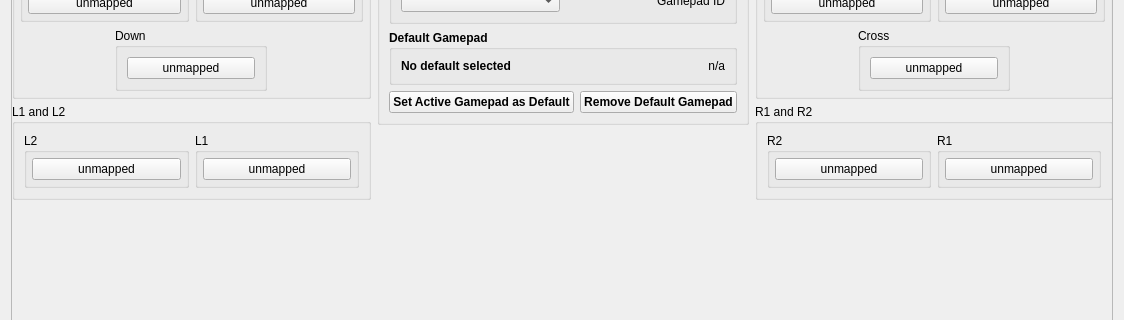
shadps4-emu/shadPS4, file src/qt_gui/control_settings.ui: the form before one commit; both pictures show x 0 to 1124 and y 139 to 459 of the 1124 by 847 pixel window.
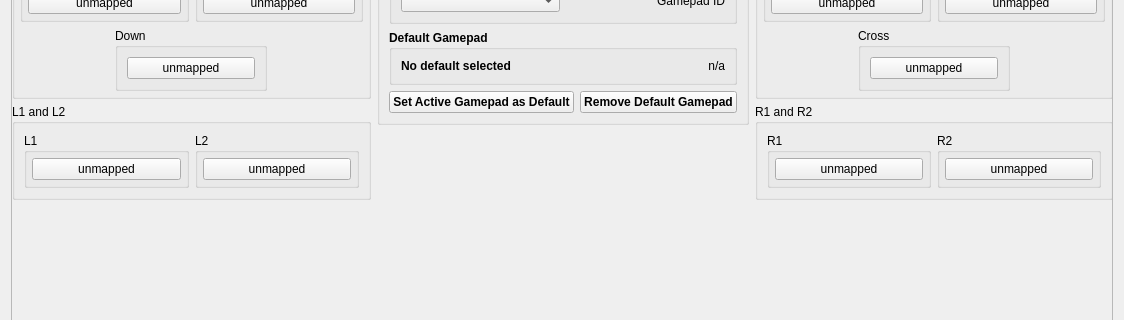
The form after the commit. Icons and pictures are not drawn.

Commit message: fix crash and ingame controller check

What changed in the file:
```diff
--- a/src/qt_gui/control_settings.ui
+++ b/src/qt_gui/control_settings.ui
@@ -252,34 +252,6 @@
              <string>L1 and L2</string>
             </property>
             <layout class="QHBoxLayout" name="horizontalLayout_13">
-             <item>
-              <widget class="QGroupBox" name="gb_l2">
-               <property name="title">
-                <string>L2</string>
-               </property>
-               <layout class="QVBoxLayout" name="gb_l2_layout">
-                <property name="leftMargin">
-                 <number>5</number>
-                </property>
-                <property name="topMargin">
-                 <number>5</number>
-                </property>
-                <property name="rightMargin">
-                 <number>5</number>
-                </property>
-                <property name="bottomMargin">
-                 <number>5</number>
-                </property>
-                <item>
-                 <widget class="QPushButton" name="L2Button">
-                  <property name="text">
-                   <string>unmapped</string>
-                  </property>
-                 </widget>
-                </item>
-               </layout>
-              </widget>
-             </item>
              <item>
               <widget class="QGroupBox" name="gb_l1">
                <property name="sizePolicy">
@@ -314,6 +286,34 @@
                </layout>
               </widget>
              </item>
+             <item>
+              <widget class="QGroupBox" name="gb_l2">
+               <property name="title">
+                <string>L2</string>
+               </property>
+               <layout class="QVBoxLayout" name="gb_l2_layout">
+                <property name="leftMargin">
+                 <number>5</number>
+                </property>
+                <property name="topMargin">
+                 <number>5</number>
+                </property>
+                <property name="rightMargin">
+                 <number>5</number>
+                </property>
+                <property name="bottomMargin">
+                 <number>5</number>
+                </property>
+                <item>
+                 <widget class="QPushButton" name="L2Button">
+                  <property name="text">
+                   <string>unmapped</string>
+                  </property>
+                 </widget>
+                </item>
+               </layout>
+              </widget>
+             </item>
             </layout>
            </widget>
           </item>
@@ -1342,34 +1342,6 @@
              <string>R1 and R2</string>
             </property>
             <layout class="QHBoxLayout" name="horizontalLayout_14">
-             <item>
-              <widget class="QGroupBox" name="gb_r2">
-               <property name="title">
-                <string>R2</string>
-               </property>
-               <layout class="QVBoxLayout" name="gb_r2_layout">
-                <property name="leftMargin">
-                 <number>5</number>
-                </property>
-                <property name="topMargin">
-                 <number>5</number>
-                </property>
-                <property name="rightMargin">
-                 <number>5</number>
-                </property>
-                <property name="bottomMargin">
-                 <number>5</number>
-                </property>
-                <item>
-                 <widget class="QPushButton" name="R2Button">
-                  <property name="text">
-                   <string>unmapped</string>
-                  </property>
-                 </widget>
-                </item>
-               </layout>
-              </widget>
-             </item>
              <item>
               <widget class="QGroupBox" name="gb_r1">
                <property name="sizePolicy">
@@ -1404,6 +1376,34 @@
                </layout>
               </widget>
              </item>
+             <item>
+              <widget class="QGroupBox" name="gb_r2">
+               <property name="title">
+                <string>R2</string>
+               </property>
+               <layout class="QVBoxLayout" name="gb_r2_layout">
+                <property name="leftMargin">
+                 <number>5</number>
+                </property>
+                <property name="topMargin">
+                 <number>5</number>
+                </property>
+                <property name="rightMargin">
+                 <number>5</number>
+                </property>
+                <property name="bottomMargin">
+                 <number>5</number>
+                </property>
+                <item>
+                 <widget class="QPushButton" name="R2Button">
+                  <property name="text">
+                   <string>unmapped</string>
+                  </property>
+                 </widget>
+                </item>
+               </layout>
+              </widget>
+             </item>
             </layout>
            </widget>
           </item>
```
The commit also changes 2 other files.
